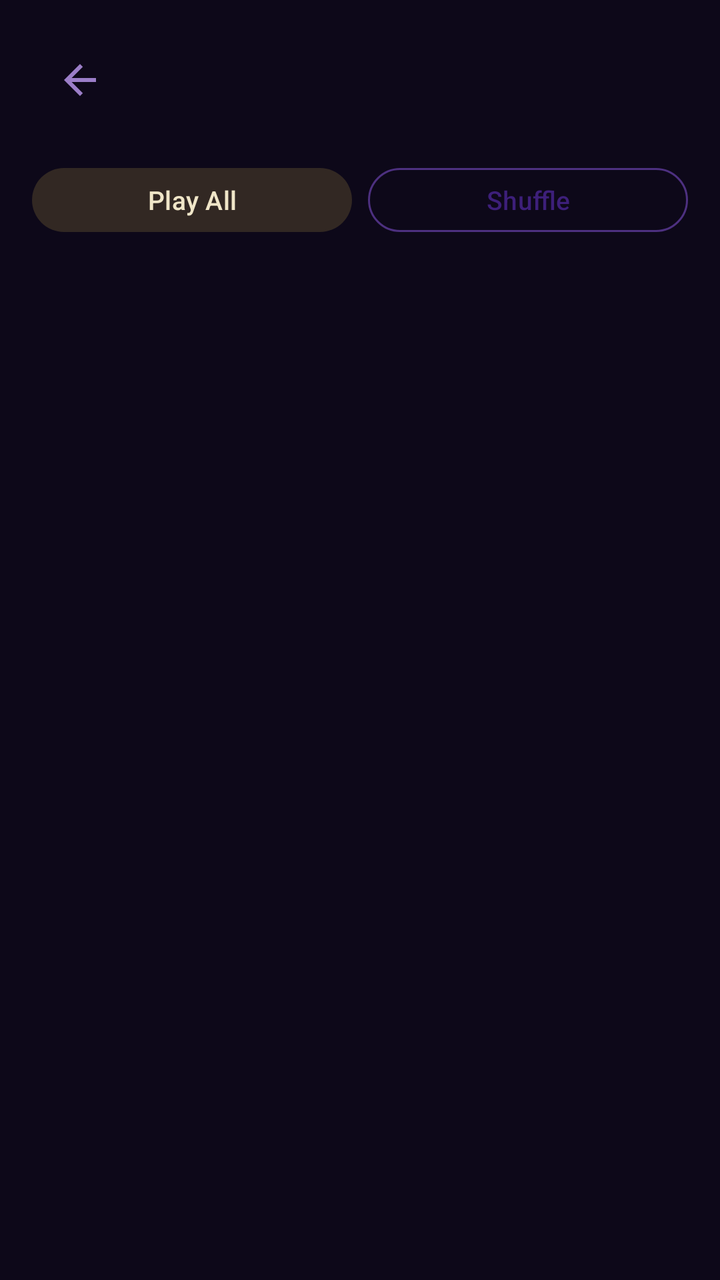
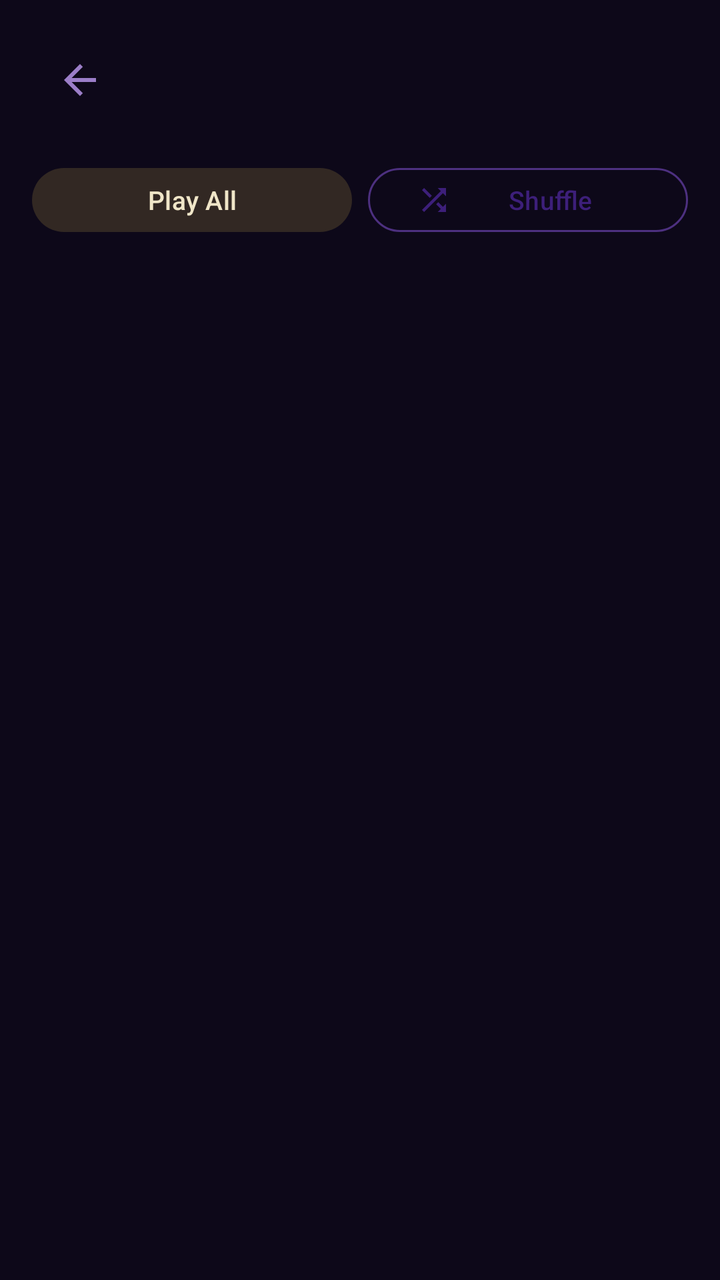

Before-and-after screenshots of an Android layout around one commit, followed by the original layout XML and the change that was made.
<!-- AndroidManifest.xml: application theme Theme.Swara -->
<!-- res/layout/fragment_artist_detail.xml -->
<?xml version="1.0" encoding="utf-8"?>
<LinearLayout xmlns:android="http://schemas.android.com/apk/res/android"
    xmlns:app="http://schemas.android.com/apk/res-auto"
    android:layout_width="match_parent"
    android:layout_height="match_parent"
    android:background="@color/swara_night"
    android:orientation="vertical">

    <LinearLayout
        android:layout_width="match_parent"
        android:layout_height="wrap_content"
        android:gravity="center_vertical"
        android:orientation="horizontal"
        android:padding="16dp">

        <ImageView
            android:id="@+id/backButton"
            android:layout_width="48dp"
            android:layout_height="48dp"
            android:background="@drawable/ripple_circle"
            android:contentDescription="@string/back"
            android:padding="12dp"
            android:src="@drawable/ic_arrow_back"
            app:tint="@color/swara_lavender" />

        <LinearLayout
            android:layout_width="0dp"
            android:layout_height="wrap_content"
            android:layout_marginStart="12dp"
            android:layout_weight="1"
            android:orientation="vertical">

            <TextView
                android:id="@+id/artistTitle"
                android:layout_width="match_parent"
                android:layout_height="wrap_content"
                android:ellipsize="end"
                android:maxLines="1"
                android:textColor="@color/swara_text_primary"
                android:textSize="18sp"
                android:textStyle="bold" />

            <TextView
                android:id="@+id/artistMeta"
                android:layout_width="match_parent"
                android:layout_height="wrap_content"
                android:textColor="@color/swara_text_muted"
                android:textSize="13sp" />

        </LinearLayout>

    </LinearLayout>

    
    <LinearLayout
        android:layout_width="match_parent"
        android:layout_height="wrap_content"
        android:orientation="horizontal"
        android:paddingHorizontal="16dp"
        android:paddingBottom="8dp"
        android:gravity="center_vertical">

        <com.google.android.material.button.MaterialButton
            android:id="@+id/btnPlayAll"
            android:layout_width="0dp"
            android:layout_height="40dp"
            android:layout_weight="1"
            android:layout_marginEnd="8dp"
            android:text="@string/play_all"
            android:textSize="13sp"
            android:textAllCaps="false"
            style="@style/Widget.Material3.Button.TonalButton" />

        <com.google.android.material.button.MaterialButton
            android:id="@+id/btnShuffle"
            android:layout_width="0dp"
            android:layout_height="40dp"
            android:layout_weight="1"
            android:text="@string/shuffle_all"
            android:textSize="13sp"
            android:textAllCaps="false"
            android:drawableStartCompat="@drawable/ic_shuffle"
            android:drawablePadding="4dp"
            style="@style/Widget.Material3.Button.OutlinedButton" />

    </LinearLayout>

    <androidx.recyclerview.widget.RecyclerView
        android:id="@+id/recyclerView"
        android:layout_width="match_parent"
        android:layout_height="0dp"
        android:layout_weight="1"
        android:clipToPadding="false"
        android:overScrollMode="never"
        android:paddingBottom="144dp" />

</LinearLayout>
<!-- resources referenced by this layout -->
<resources>
  <color name="swara_lavender">#9B7EC8</color>
  <color name="swara_night">#0D0819</color>
  <color name="swara_text_muted">#7A6A9A</color>
  <color name="swara_text_primary">#F0E6C8</color>
  <!-- drawable ic_arrow_back (drawable) -->
  <?xml version="1.0" encoding="utf-8"?>
  <vector xmlns:android="http://schemas.android.com/apk/res/android"
      android:width="24dp" android:height="24dp"
      android:viewportWidth="24" android:viewportHeight="24">
      <path android:fillColor="@android:color/white"
          android:pathData="M20,11H7.83l5.59,-5.59L12,4l-8,8 8,8 1.41,-1.41L7.83,13H20v-2z"/>
  </vector>
  <!-- drawable ic_shuffle (drawable) -->
  <?xml version="1.0" encoding="utf-8"?>
  <vector xmlns:android="http://schemas.android.com/apk/res/android"
      android:width="24dp" android:height="24dp"
      android:viewportWidth="24" android:viewportHeight="24">
      <path android:fillColor="@android:color/white"
          android:pathData="M10.59,9.17L5.41,4 4,5.41l5.17,5.17 1.42,-1.41zM14.5,4l2.04,2.04L4,18.59 5.41,20 17.96,7.46 20,9.5V4h-5.5zM14.83,13.41l-1.41,1.41 3.13,3.13L14.5,20H20v-5.5l-2.04,2.04 -3.13,-3.13z"/>
  </vector>
  <!-- drawable ripple_circle (drawable) -->
  <?xml version="1.0" encoding="utf-8"?>
  <ripple xmlns:android="http://schemas.android.com/apk/res/android"
      android:color="@color/swara_ripple">
      <item android:id="@android:id/mask">
          <shape android:shape="oval">
              <solid android:color="@color/swara_night" />
          </shape>
      </item>
  </ripple>
  <string name="back">Back</string>
  <string name="play_all">Play All</string>
  <string name="shuffle_all">Shuffle</string>
  <style name="Theme.Swara" parent="Theme.Material3.DayNight.NoActionBar">
          
          <item name="colorPrimary">@color/swara_purple</item>
          <item name="colorOnPrimary">@color/swara_cream</item>
          <item name="colorPrimaryContainer">@color/swara_surface_2</item>
          <item name="colorOnPrimaryContainer">@color/swara_cream</item>
  
          <item name="colorSecondary">@color/swara_gold</item>
          <item name="colorOnSecondary">@color/swara_night</item>
          <item name="colorSecondaryContainer">@color/swara_gold_alpha_20</item>
          <item name="colorOnSecondaryContainer">@color/swara_cream</item>
  
          <item name="colorTertiary">@color/swara_lavender</item>
          <item name="colorOnTertiary">@color/swara_night</item>
  
          <item name="android:colorBackground">@color/swara_night</item>
          <item name="colorSurface">@color/swara_surface_1</item>
          <item name="colorOnSurface">@color/swara_cream</item>
          <item name="colorSurfaceVariant">@color/swara_surface_2</item>
          <item name="colorOnSurfaceVariant">@color/swara_lavender</item>
  
          <item name="colorOutline">@color/swara_glass_stroke</item>
  
          
          <item name="android:textColorPrimary">@color/swara_text_primary</item>
          <item name="android:textColorSecondary">@color/swara_text_secondary</item>
          <item name="android:textColorHint">@color/swara_text_hint</item>
  
          
          <item name="android:statusBarColor">@color/swara_night</item>
          <item name="android:navigationBarColor">@color/swara_night</item>
          <item name="android:windowLightStatusBar">false</item>
  
          
          <item name="android:windowBackground">@color/swara_night</item>
      </style>
  <color name="swara_ripple">#33C9A84C</color>
  <color name="swara_purple">#3D1F7A</color>
  <color name="swara_cream">#F0E6C8</color>
  <color name="swara_surface_2">#231645</color>
  <color name="swara_gold">#C9A84C</color>
  <color name="swara_gold_alpha_20">#33C9A84C</color>
  <color name="swara_surface_1">#1A0E2E</color>
  <color name="swara_glass_stroke">#4D3080</color>
  <color name="swara_text_secondary">#9B7EC8</color>
  <color name="swara_text_hint">#5A4A7A</color>
</resources>

<!-- the commit's change to res/layout/fragment_artist_detail.xml (unified diff, before → after) -->
@@ -79,8 +79,8 @@
             android:text="@string/shuffle_all"
             android:textSize="13sp"
             android:textAllCaps="false"
-            android:drawableStartCompat="@drawable/ic_shuffle"
-            android:drawablePadding="4dp"
+            app:icon="@drawable/ic_shuffle"
+            app:iconPadding="4dp"
             style="@style/Widget.Material3.Button.OutlinedButton" />
 
     </LinearLayout>
